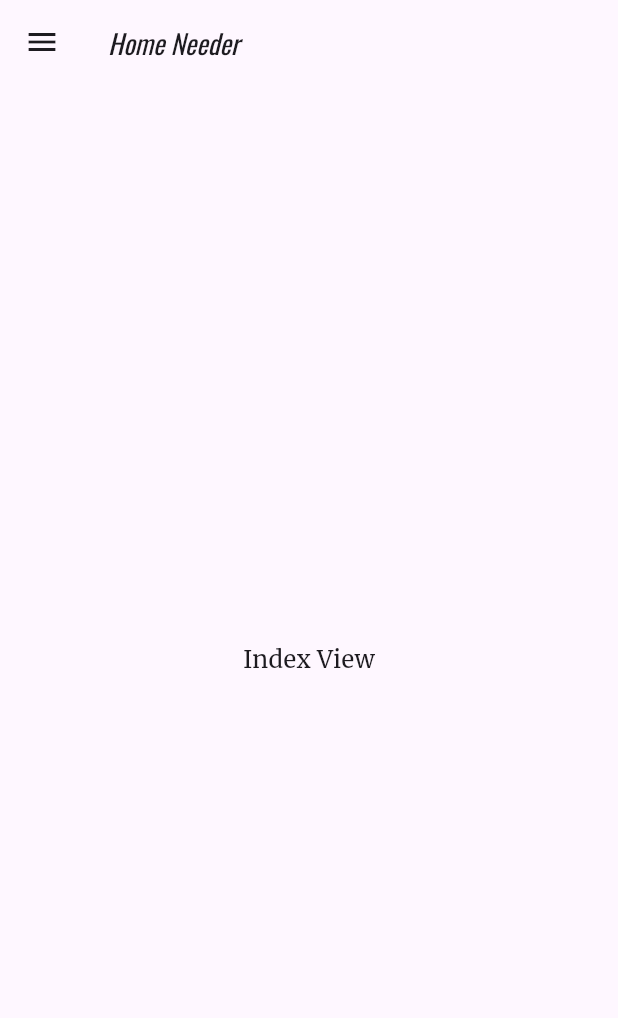
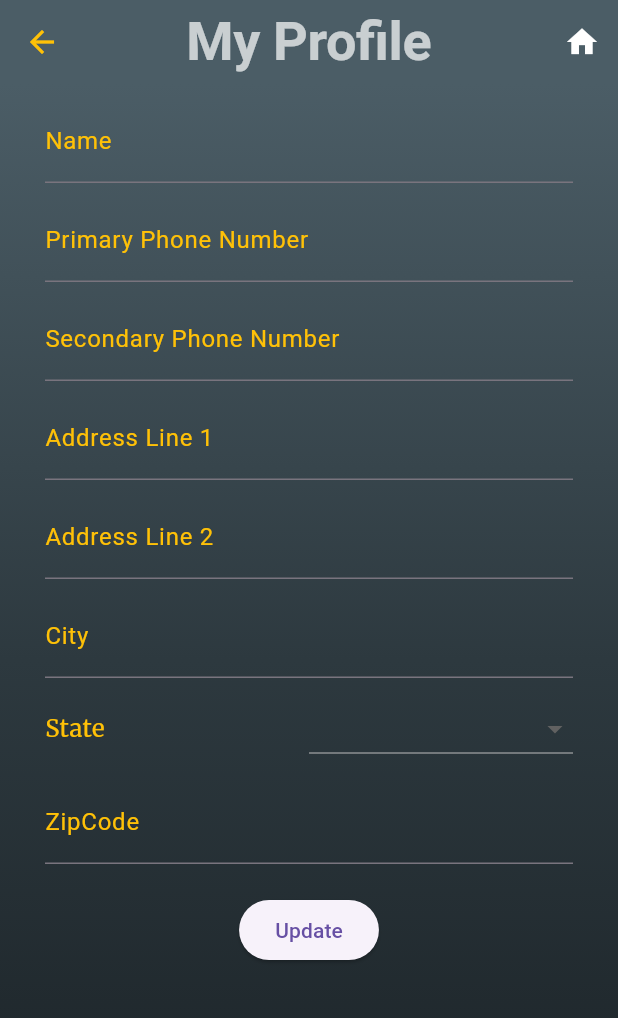
Before and after one commit to sanjai-mahalingan/home_needer, a Flutter app: the IndexView screen opened by its route, in the side drawer, after a tap on the "account circle" icon, on a phone screen of 412 x 824 dp. Shown: the top 1018 px of the screen. Run offline on Flutter 3.47's test engine with Material 3 defaults, Android fonts, the phone set to English and light mode, and no system bars; our stand-ins replace cloud_firestore, firebase_auth, firebase_core, flutter_riverpod, google_fonts, loading_animation_widget; accounts and stored records are empty; statements that could not run were skipped.

Commit message:
Profile add and updated function updated

```diff
--- /dev/null
+++ b/lib/ui/profile/profile_view.dart
@@ -0,0 +1,364 @@
+import 'package:cloud_firestore/cloud_firestore.dart';
+import 'package:flutter/material.dart';
+import 'package:flutter_riverpod/flutter_riverpod.dart';
+import 'package:home_needer/models/country_state.dart';
+import 'package:home_needer/ui/initial_view.dart';
+import 'package:home_needer/widgets/go_to_home_view.dart';
+import 'package:home_needer/widgets/loader_view.dart';
+
+class ProfileView extends ConsumerStatefulWidget {
+  const ProfileView({super.key, required this.userId});
+
+  final userId;
+
+  @override
+  ConsumerState<ProfileView> createState() => _ProfileView();
+}
+
+class _ProfileView extends ConsumerState<ProfileView> {
+  final _formKey = GlobalKey<FormState>();
+  bool isLoading = false;
+  FirebaseFirestore fireStoreRef = FirebaseFirestore.instance;
+
+  TextEditingController displayName = TextEditingController();
+  TextEditingController primaryPhone = TextEditingController();
+  TextEditingController secondaryPhone = TextEditingController();
+  TextEditingController addressLine1 = TextEditingController();
+  TextEditingController addressLine2 = TextEditingController();
+  TextEditingController city = TextEditingController();
+  TextEditingController zipCode = TextEditingController();
+  String? country = "India";
+  String? selectedState;
+
+  onProfileUpdate() async {
+    if (_formKey.currentState!.validate()) {
+      setState(() {
+        isLoading = true;
+      });
+      try {
+        final profileData = {
+          "displayName": displayName.text,
+          "primaryPhone": primaryPhone.text,
+          "secondaryPhone": secondaryPhone.text,
+          "addressLine1": addressLine1.text,
+          "addressLine2": addressLine2.text,
+          "city": city.text,
+          "zipCode": zipCode.text,
+          "country": "India",
+          "state": selectedState
+        };
+        final currentUser = ref.watch(userSession);
+        final docRef =
+            fireStoreRef.collection("profiles").doc(currentUser!.uid);
+        docRef.update(profileData).then((value) => {
+              ScaffoldMessenger.of(context).showSnackBar(
+                const SnackBar(
+                  content: Text('Updated Successfully'),
+                  backgroundColor: Colors.green,
+                ),
+              ),
+              setState(() {
+                isLoading = false;
+              }),
+            });
+      } on FirebaseException catch (e) {
+        ScaffoldMessenger.of(context).showSnackBar(
+          const SnackBar(
+            content: Text('Something went wrong'),
+          ),
+        );
+        return;
+      }
+    }
+  }
+
+  @override
+  void initState() {
+    super.initState();
+    print("User Id on Init Stateeeeee ${widget.userId}");
+    setState(() {
+      isLoading = true;
+    });
+    if (widget.userId != null && widget.userId != '') {
+      initializeValue();
+    }
+    setState(() {
+      isLoading = false;
+    });
+  }
+
+  void initializeValue() async {
+    await fireStoreRef
+        .collection("profiles")
+        .doc(widget.userId)
+        .get()
+        .then((DocumentSnapshot doc) {
+      final data = doc.data() as Map<String, dynamic>;
+      print('>>>>>>>>>> Profile Value: $data');
+      setState(() {
+        displayName.text = data["displayName"] ?? '';
+        primaryPhone.text = data["primaryPhone"] ?? '';
+        secondaryPhone.text = data["secondaryPhone"] ?? '';
+        addressLine1.text = data["addressLine1"] ?? '';
+        addressLine2.text = data["addressLine2"] ?? '';
+        city.text = data["city"] ?? '';
+        zipCode.text = data["zipCode"] ?? '';
+        country = data["India"] ?? '';
+        selectedState = data["state"] ?? '';
+      });
+    });
+  }
+
+  @override
+  Widget build(BuildContext context) {
+    return Scaffold(
+      appBar: AppBar(
+        backgroundColor: const Color.fromARGB(255, 75, 93, 102),
+        title: Text(
+          'My Profile',
+          style: Theme.of(context)
+              .textTheme
+              .displayLarge!
+              .copyWith(color: Colors.white70),
+        ),
+        centerTitle: true,
+        actions: [GoToHomeView()],
+        foregroundColor: Colors.amber,
+      ),
+      body: Container(
+        height: double.infinity,
+        decoration: const BoxDecoration(
+          gradient: LinearGradient(
+            begin: Alignment.topLeft,
+            end: Alignment.bottomLeft,
+            colors: [
+              Color.fromARGB(255, 75, 93, 102),
+              Color.fromARGB(255, 45, 57, 63),
+              Color.fromARGB(255, 25, 32, 36)
+            ],
+          ),
+        ),
+        child: isLoading
+            ? const Center(
+                child: LoaderView(
+                  size: 34,
+                ),
+              )
+            : SingleChildScrollView(
+                child: Padding(
+                  padding: const EdgeInsets.only(right: 30, left: 30, top: 10),
+                  child: Column(
+                    children: [
+                      Form(
+                        key: _formKey,
+                        child: Column(
+                          children: [
+                            TextFormField(
+                              controller: displayName,
+                              textInputAction: TextInputAction.next,
+                              style: const TextStyle(
+                                color: Colors.white,
+                              ),
+                              decoration: const InputDecoration(
+                                label: Text(
+                                  'Name',
+                                  style: TextStyle(color: Colors.amber),
+                                ),
+                              ),
+                              validator: (value) {
+                                if (value == null || value.isEmpty) {
+                                  return "Please enter name to display";
+                                }
+                                if (value.isNotEmpty && value.length <= 3) {
+                                  return "Name should be minimum 4 characters";
+                                }
+                                return null;
+                              },
+                            ),
+                            const SizedBox(
+                              height: 10,
+                            ),
+                            TextFormField(
+                              controller: primaryPhone,
+                              textInputAction: TextInputAction.next,
+                              keyboardType: TextInputType.phone,
+                              style: const TextStyle(
+                                color: Colors.white,``
+                              ),
+                              decoration: const InputDecoration(
+                                label: Text(
+                                  'Primary Phone Number',
+                                  style: TextStyle(color: Colors.amber),
+                                ),
+                              ),
+                              validator: (value) {
+                                if (value == null || value.isEmpty) {
+                                  return "Please enter primary phone number";
+                                }
+                                if (value.isNotEmpty && value.length < 10) {
+                                  return "Enter valid phone number";
+                                }
+                                return null;
+                              },
+                            ),
+                            const SizedBox(
+                              height: 10,
+                            ),
+                            TextFormField(
+                              controller: secondaryPhone,
+                              textInputAction: TextInputAction.next,
+                              keyboardType: TextInputType.phone,
+                              style: const TextStyle(
+                                color: Colors.white,
+                              ),
+                              decoration: const InputDecoration(
+                                label: Text(
+                                  'Secondary Phone Number',
+                                  style: TextStyle(color: Colors.amber),
+                                ),
+                              ),
+                              validator: (value) {
+                                if (value!.isNotEmpty && value.length < 10) {
+                                  return "Enter valid phone number";
+                                }
+                                return null;
+                              },
+                            ),
+                            const SizedBox(
+                              height: 10,
+                            ),
+                            TextFormField(
+                              controller: addressLine1,
+                              textInputAction: TextInputAction.next,
+                              style: const TextStyle(
+                                color: Colors.white,
+                              ),
+                              decoration: const InputDecoration(
+                                label: Text(
+                                  'Address Line 1',
+                                  style: TextStyle(color: Colors.amber),
+                                ),
+                              ),
+                              validator: (value) {
+                                if (value == null || value.isEmpty) {
+                                  return "Please enter address";
+                                }
+                                return null;
+                              },
+                            ),
+                            const SizedBox(
+                              height: 10,
+                            ),
+                            TextFormField(
+                              controller: addressLine2,
+                              textInputAction: TextInputAction.next,
+                              style: const TextStyle(
+                                color: Colors.white,
+                              ),
+                              decoration: const InputDecoration(
+                                label: Text(
+                                  'Address Line 2',
+                                  style: TextStyle(color: Colors.amber),
+                                ),
+                              ),
+                            ),
+                            const SizedBox(
+                              height: 10,
+                            ),
+                            TextFormField(
+                              controller: city,
+                              textInputAction: TextInputAction.next,
+                              style: const TextStyle(
+                                color: Colors.white,
+                              ),
+                              decoration: const InputDecoration(
+                                label: Text(
+                                  'City',
+                                  style: TextStyle(color: Colors.amber),
+                                ),
+                              ),
+                              validator: (value) {
+                                if (value == null || value.isEmpty) {
+                                  return "Please enter your city name";
+                                }
+                                return null;
+                              },
+                            ),
+                            const SizedBox(
+                              height: 10,
+                            ),
+                            Row(
+                              mainAxisAlignment: MainAxisAlignment.spaceAround,
+                              children: [
+                                const Expanded(
+                                  child: Text(
+                                    'State',
+                                    style: TextStyle(
+                                        fontSize: 16, color: Colors.amber),
+                                  ),
+                                ),
+                                Expanded(
+                                  child: DropdownButton(
+                                    isExpanded: true,
+                                    value: selectedState ?? selectedState,
+                                    items: indiaStateList.map((value) {
+                                      return DropdownMenuItem(
+                                          value: value, child: Text(value));
+                                    }).toList(),
+                                    onChanged: (value) {
+                                      setState(() {
+                                        selectedState = value!;
+                                      });
+                                    },
+                                  ),
+                                )
+                              ],
+                            ),
+                            const SizedBox(
+                              height: 10,
+                            ),
+                            TextFormField(
+                              controller: zipCode,
+                              textInputAction: TextInputAction.done,
+                              keyboardType: TextInputType.number,
+                              style: const TextStyle(
+                                color: Colors.white,
+                              ),
+                              decoration: const InputDecoration(
+                                label: Text(
+                                  'ZipCode',
+                                  style: TextStyle(color: Colors.amber),
+                                ),
+                              ),
+                              validator: (value) {
+                                if (value == null || value.isEmpty) {
+                                  return "Please enter Zip Code";
+                                }
+                                if (value.isNotEmpty && value.length < 6) {
+                                  return "Enter valid zip code";
+                                }
+                                return null;
+                              },
+                            ),
+                            const SizedBox(
+                              height: 20,
+                            ),
+                            isLoading
+                                ? const LoaderView(size: 34)
+                                : ElevatedButton(
+                                    onPressed: () {
+                                      onProfileUpdate();
+                                    },
+                                    child: const Text('Update'),
+                                  ),
+                          ],
+                        ),
+                      ),
+                    ],
+                  ),
+                ),
+              ),
+      ),
+    );
+  }
+}
--- /dev/null
+++ b/lib/widgets/go_to_home_view.dart
@@ -0,0 +1,18 @@
+import 'package:flutter/material.dart';
+
+class GoToHomeView extends StatelessWidget {
+  GoToHomeView({super.key});
+
+  @override
+  Widget build(BuildContext context) {
+    return IconButton(
+      onPressed: () {
+        Navigator.pushReplacementNamed(context, 'indexView');
+      },
+      icon: const Icon(
+        Icons.home,
+        color: Colors.white,
+      ),
+    );
+  }
+}
--- a/lib/widgets/side_nav_view.dart
+++ b/lib/widgets/side_nav_view.dart
@@ -2,6 +2,7 @@ import 'package:firebase_auth/firebase_auth.dart';
 import 'package:flutter/material.dart';
 import 'package:flutter_riverpod/flutter_riverpod.dart';
 import 'package:home_needer/ui/initial_view.dart';
+import 'package:home_needer/ui/profile/profile_view.dart';
 
 class SideNav extends ConsumerStatefulWidget {
   const SideNav({super.key, required this.user});
@@ -67,7 +68,9 @@ class _SideNav extends ConsumerState<SideNav> {
                   ),
                   IconButton.outlined(
                     onPressed: () {
-                      Navigator.popAndPushNamed(context, 'profileView');
+                      Navigator.of(context).push(MaterialPageRoute(
+                          builder: (ctx) =>
+                              ProfileView(userId: widget.user!.uid)));
                     },
                     icon: const Icon(Icons.account_circle_outlined),
                     color: Colors.white,
```
Also changed, not shown: lib/main.dart (+6 -2 lines), lib/models/country_state.dart (added, +286 -0 lines), lib/ui/auth/registration_view.dart (+24 -3 lines), lib/ui/index_view.dart (renamed from lib/ui/auth/index_view.dart).
